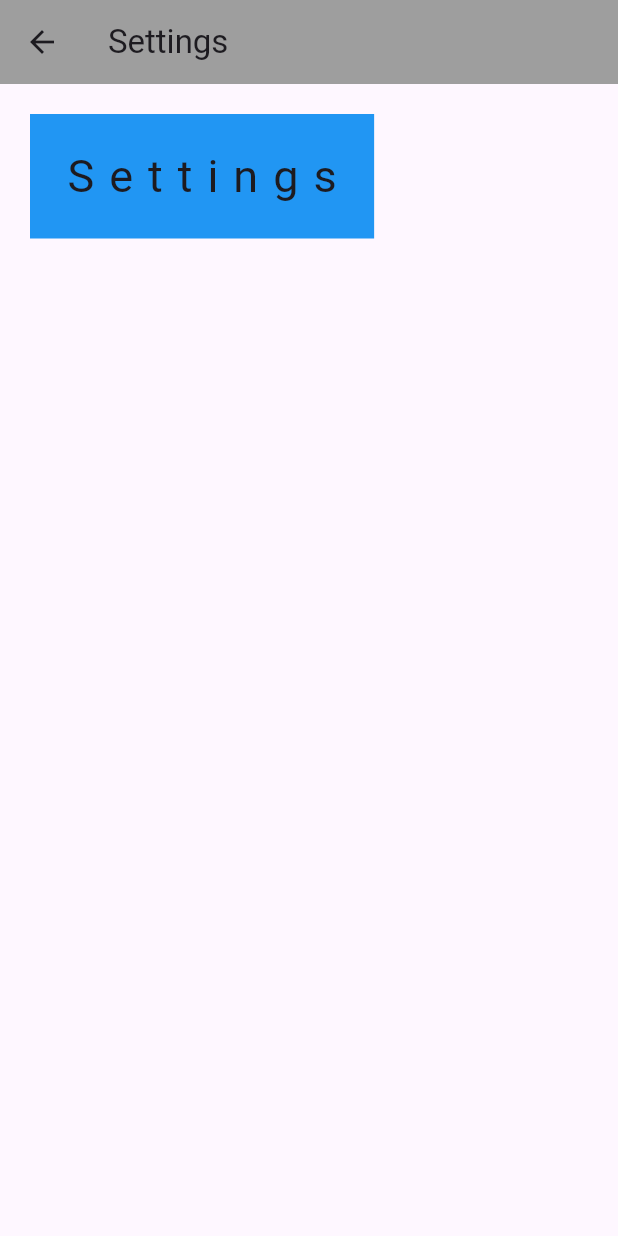
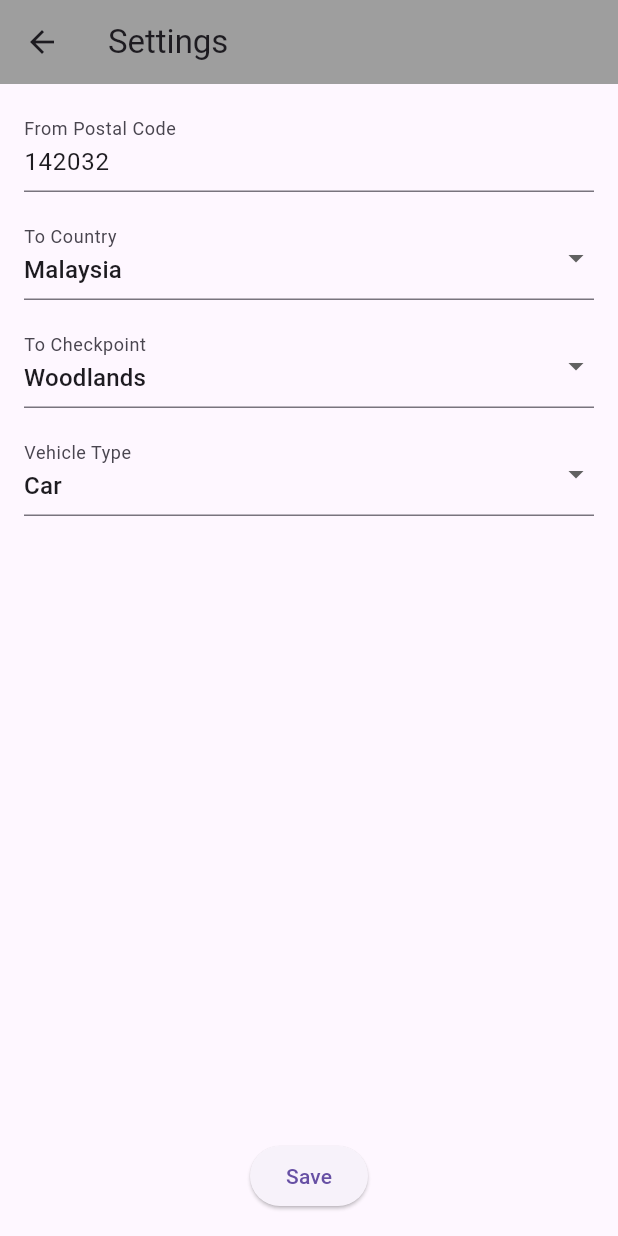
Before and after one commit to weiyuan95/howjam, a Flutter app: the Settings screen opened directly, on a phone screen of 412 x 824 dp. Run offline on Flutter 3.47's test engine with Material 3 defaults, Android fonts, the phone set to English and light mode, and no system bars; our stand-ins replace flutter_mobx, mobx; missing offline and left inert: chaleno; generated files the repository leaves out were written again.

Commit message:
feat: Implement settings page

```diff
--- a/lib/checkpoint-img/checkpoint_image.dart
+++ b/lib/checkpoint-img/checkpoint_image.dart
@@ -12,7 +12,7 @@ class CheckpointImage extends StatelessWidget {
         Center(
           child: FadeInImage.assetNetwork(
             fadeInCurve: Curves.ease,
-            placeholder: 'assets/images/foo.png',
+            placeholder: 'assets/images/loading.png',
             image: url,
           ),
         ),
--- /dev/null
+++ b/lib/enums/checkpoint.dart
@@ -0,0 +1 @@
+enum Checkpoint { woodlands, tuas }
--- /dev/null
+++ b/lib/enums/country.dart
@@ -0,0 +1 @@
+enum Country { singapore, malaysia }
--- /dev/null
+++ b/lib/enums/vehicle_type.dart
@@ -0,0 +1 @@
+enum VehicleType { car, motorcycle }
--- a/lib/settings.dart
+++ b/lib/settings.dart
@@ -1,22 +1,162 @@
 import 'package:flutter/material.dart';
+import 'package:flutter/services.dart';
+import 'package:flutter_mobx/flutter_mobx.dart';
+import 'package:howjam/enums/checkpoint.dart';
+import 'package:howjam/enums/country.dart';
+import 'package:howjam/enums/vehicle_type.dart';
+import 'package:howjam/store/settings_store.dart';
+import 'package:howjam/utils/string_extensions.dart';
+import 'package:provider/provider.dart';
 
-class Settings extends StatelessWidget {
+class Settings extends StatefulWidget {
   const Settings({super.key});
 
   @override
+  SettingsState createState() => SettingsState();
+}
+
+final toCountryDropdownValues = Country.values.map((country) {
+  return DropdownMenuItem(
+    value: country,
+    child: Text(
+      // country.toString() = "Country.singapore"
+      country.toString().split('.').last.capitalize(),
+    ),
+  );
+}).toList();
+
+final toCheckpointDropdownValues = Checkpoint.values.map((checkpoint) {
+  return DropdownMenuItem(
+    value: checkpoint,
+    child: Text(
+      // checkpoint.toString() = "Checkpoint.woodlands"
+      checkpoint.toString().split('.').last.capitalize(),
+    ),
+  );
+}).toList();
+
+final vehicleTypeDropdownValues = VehicleType.values.map((vehicleType) {
+  return DropdownMenuItem(
+    value: vehicleType,
+    child: Text(
+      // vehicleType.toString() = "VehicleType.car"
+      vehicleType.toString().split('.').last.capitalize(),
+    ),
+  );
+}).toList();
+
+class SettingsState extends State<Settings> {
+  final _settingsFormKey = GlobalKey<FormState>();
+
+  @override
   Widget build(BuildContext context) {
+    final settingsStore = Provider.of<SettingsStore>(context);
+
     return Scaffold(
       appBar: AppBar(
         title: const Text("Settings"),
         backgroundColor: Colors.grey,
       ),
-      body: Container(
-        color: Colors.blue,
-        padding: const EdgeInsets.all(20),
-        margin: const EdgeInsets.all(20),
-        child: const Text('Settings',
-            style: TextStyle(fontSize: 30, letterSpacing: 10)),
+      body: Form(
+        autovalidateMode: AutovalidateMode.onUserInteraction,
+        key: _settingsFormKey,
+        child: Padding(
+          padding: const EdgeInsets.all(16.0),
+          child: Observer(builder: (context) {
+            return Column(
+              children: <Widget>[
+                TextFormField(
+                  decoration: const InputDecoration(
+                    labelText: 'From Postal Code',
+                  ),
+                  initialValue: settingsStore.fromPostalCode.toString(),
+                  keyboardType: TextInputType.number,
+                  inputFormatters: [FilteringTextInputFormatter.digitsOnly],
+                  validator: (newValue) {
+                    if (newValue == null || newValue.isEmpty) {
+                      return 'Please enter a postal code';
+                    }
+                    if (newValue.length < 6) {
+                      return 'Postal code must be at least 6 digits';
+                    }
+                    if (newValue.length > 6) {
+                      return 'Postal code cannot be more than 6';
+                    }
+                    return null;
+                  },
+                  onChanged: (String? newValue) {
+                    // Save the postal code to settingsStore
+                    settingsStore.setFromPostalCode(newValue ?? '999999');
+                  },
+                  onSaved: (String? newValue) {
+                    settingsStore.setFromPostalCode(newValue ?? '999999');
+                  },
+                ),
+                const SizedBox(height: 16),
+                DropdownButtonFormField<Country>(
+                  decoration: const InputDecoration(
+                    labelText: 'To Country',
+                  ),
+                  value: settingsStore.toCountry,
+                  items: toCountryDropdownValues,
+                  onChanged: (Country? newValue) {
+                    settingsStore.setToCountry(newValue!);
+                  },
+                  onSaved: (Country? newValue) {
+                    settingsStore.setToCountry(newValue!);
+                  },
+                ),
+                const SizedBox(height: 16),
+                DropdownButtonFormField<Checkpoint>(
+                  decoration: const InputDecoration(
+                    labelText: 'To Checkpoint',
+                  ),
+                  value: settingsStore.toCheckpoint,
+                  items: toCheckpointDropdownValues,
+                  onChanged: (Checkpoint? newValue) {
+                    settingsStore.setToCheckpoint(newValue!);
+                  },
+                  onSaved: (Checkpoint? newValue) {
+                    settingsStore.setToCheckpoint(newValue!);
+                  },
+                ),
+                const SizedBox(height: 16),
+                DropdownButtonFormField<VehicleType>(
+                  decoration: const InputDecoration(
+                    labelText: 'Vehicle Type',
+                  ),
+                  value: settingsStore.vehicleType,
+                  items: vehicleTypeDropdownValues,
+                  onChanged: (VehicleType? newValue) {
+                    settingsStore.setVehicleType(newValue!);
+                  },
+                  onSaved: (VehicleType? newValue) {
+                    settingsStore.setVehicleType(newValue!);
+                  },
+                ),
+                const Spacer(),
+                ElevatedButton(
+                  onPressed: _saveSettings,
+                  child: const Text('Save'),
+                ),
+              ],
+            );
+          }),
+        ),
       ),
     );
   }
+
+  void _saveSettings() {
+    // Check if the form is valid
+    if (_settingsFormKey.currentState!.validate()) {
+      // Show a snackbar
+      ScaffoldMessenger.of(context).showSnackBar(
+        const SnackBar(
+          content: Text('Settings saved!'),
+        ),
+      );
+      Navigator.pop(context);
+    }
+  }
 }
--- /dev/null
+++ b/lib/store/settings_store.dart
@@ -0,0 +1,53 @@
+import 'package:howjam/enums/checkpoint.dart';
+import 'package:mobx/mobx.dart';
+
+import 'package:howjam/enums/vehicle_type.dart';
+import 'package:howjam/enums/country.dart';
+
+part 'settings_store.g.dart';
+
+class SettingsStore = _SettingsStore with _$SettingsStore;
+
+abstract class _SettingsStore with Store {
+  /// Observables
+  @observable
+  String fromPostalCode = '142032';
+
+  @observable
+  Country toCountry = Country.malaysia;
+
+  @observable
+  Checkpoint toCheckpoint = Checkpoint.woodlands;
+
+  @observable
+  VehicleType vehicleType = VehicleType.car;
+
+  @observable
+  bool isDarkMode = false;
+
+  /// Actions
+  @action
+  void setFromPostalCode(String newPostalCode) {
+    fromPostalCode = newPostalCode;
+  }
+
+  @action
+  void setToCountry(Country newToCountry) {
+    toCountry = newToCountry;
+  }
+
+  @action
+  void setToCheckpoint(Checkpoint newToCheckpoint) {
+    toCheckpoint = newToCheckpoint;
+  }
+
+  @action
+  void setVehicleType(VehicleType newVehicleType) {
+    vehicleType = newVehicleType;
+  }
+
+  @action
+  void toggleDarkMode() {
+    isDarkMode = !isDarkMode;
+  }
+}
--- /dev/null
+++ b/lib/utils/string_extensions.dart
@@ -0,0 +1,6 @@
+// Captalize the first letter of a string
+extension StringExtension on String {
+  String capitalize() {
+    return "${this[0].toUpperCase()}${substring(1).toLowerCase()}";
+  }
+}
--- a/pubspec.yaml
+++ b/pubspec.yaml
@@ -2,7 +2,7 @@ name: howjam
 description: "An intuitive way to check if the checkpoint is jammed"
 # The following line prevents the package from being accidentally published to
 # pub.dev using `flutter pub publish`. This is preferred for private packages.
-publish_to: 'none' # Remove this line if you wish to publish to pub.dev
+publish_to: "none" # Remove this line if you wish to publish to pub.dev
 
 # The following defines the version and build number for your application.
 # A version number is three numbers separated by dots, like 1.2.43
@@ -31,13 +31,13 @@ dependencies:
   flutter:
     sdk: flutter
 
-
   # The following adds the Cupertino Icons font to your application.
   # Use with the CupertinoIcons class for iOS style icons.
   cupertino_icons: ^1.0.8
   toastification: ^2.1.0
   mobx: ^2.3.3+2
   flutter_mobx: ^2.2.1+1
+  provider: ^6.1.2
   chaleno: ^0.0.8
   transparent_image: ^2.0.1
 
@@ -60,7 +60,6 @@ dev_dependencies:
 
 # The following section is specific to Flutter packages.
 flutter:
-
   # The following line ensures that the Material Icons font is
   # included with your application, so that you can use the icons in
   # the material Icons class.
```
Also changed, not shown: lib/app.dart (+18 -3 lines), lib/store/settings_store.g.dart (added), pubspec.lock.
